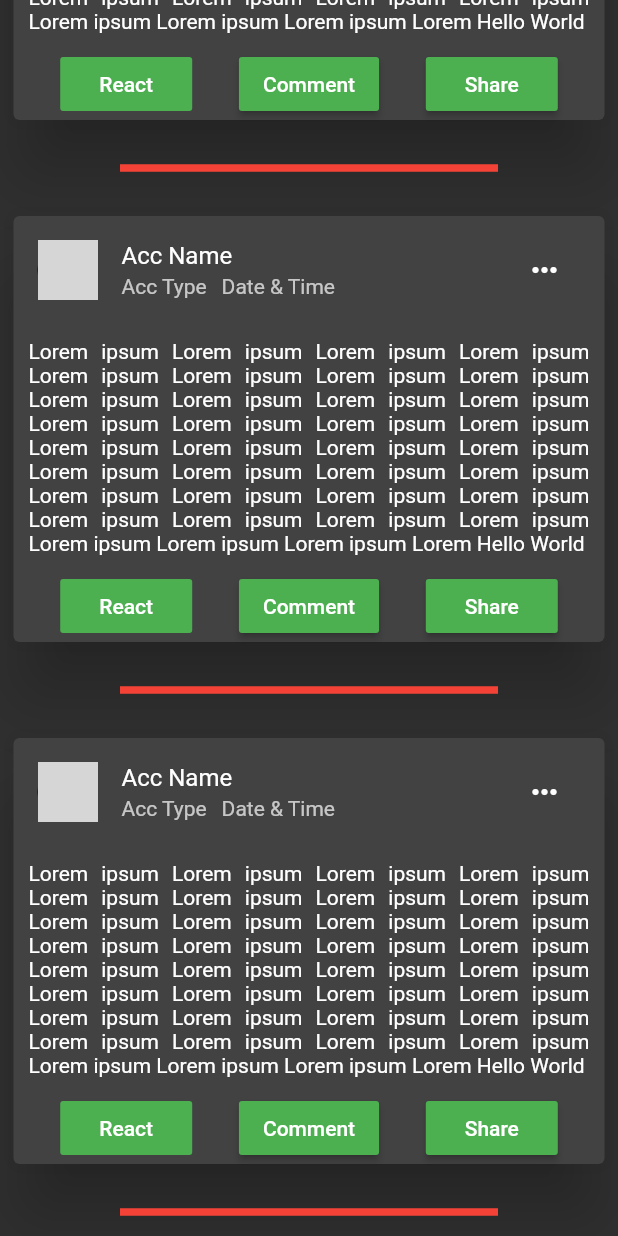
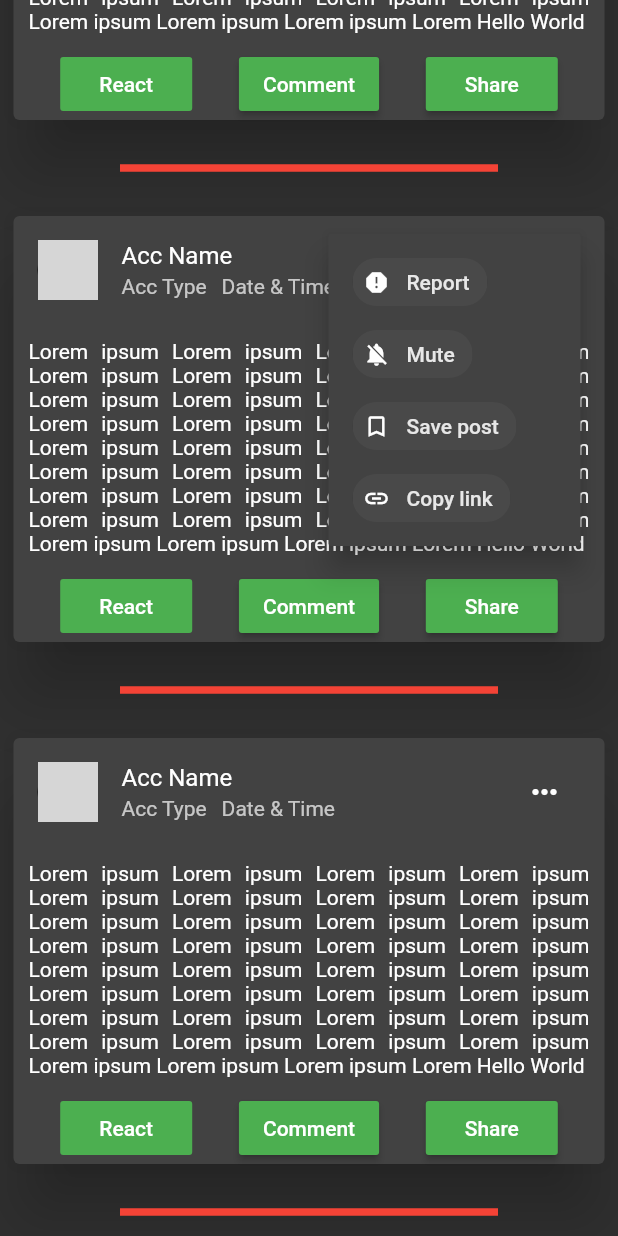
Before and after one commit to OmarHanyhassan/E-soor, a Flutter app: the Feed screen opened directly, scrolled down 576 dp, after a tap on the "keyboard control" icon, on a phone screen of 412 x 824 dp. Run offline on Flutter 3.47's test engine with Material 2 defaults, Android fonts, the phone set to English and light mode, and no system bars; our stand-ins replace firebase_auth, firebase_database, flutter_login, flutter_rating_bar, permission_handler, sliding_up_panel and 1 more; missing offline and left inert: googleapis, speech_recognition; accounts and stored records are empty; network calls fail; grey boxes are pictures that could not be loaded.

Commit message:
Updating some lines

```diff
--- a/lib/main.dart
+++ b/lib/main.dart
@@ -45,7 +45,6 @@ class MyHomePage extends StatefulWidget {
 }
 
 class _MyHomePageState extends State<MyHomePage> {
-
   TextEditingController _controller = new TextEditingController();
 
   SpeechRecognition speechRecognition;
--- a/lib/social/feed.dart
+++ b/lib/social/feed.dart
@@ -33,10 +33,42 @@ class _FeedState extends State<Feed> {
 												Text("Date & Time"),
 											],
 										),
-										trailing: IconButton(
-											icon: Icon(Icons.more_horiz),
-											onPressed: () {},
-										),
+										trailing: PopupMenuButton<int>(
+                      icon: Icon(Icons.more_horiz),
+                      onSelected: (value) {
+                        print("value:$value");
+                      },
+                      itemBuilder: (context) => [
+                        PopupMenuItem(
+                          height: 10,
+                          value: 1,
+                          child: Chip(
+                            avatar: Icon(Icons.report),
+                            label: Text("Report"),
+                          ),
+                        ),
+                        PopupMenuItem(
+                          height: 10,
+                          value: 4,
+                          child: Chip(
+                            avatar: Icon(Icons.notifications_off),
+                            label: Text("Mute"),
+                          ),
+                        ),
+                        PopupMenuItem(
+                          child: Chip(
+                            avatar: Icon(Icons.bookmark_border),
+                            label: Text("Save post"),
+                          ),
+                        ),
+                        PopupMenuItem(
+                          child: Chip(
+                            avatar: Icon(Icons.link),
+                            label: Text("Copy link"),
+                          ),
+                        ),
+                      ],
+                    ),
 									),
 									Padding(
 												padding: EdgeInsets.all(10),
```
